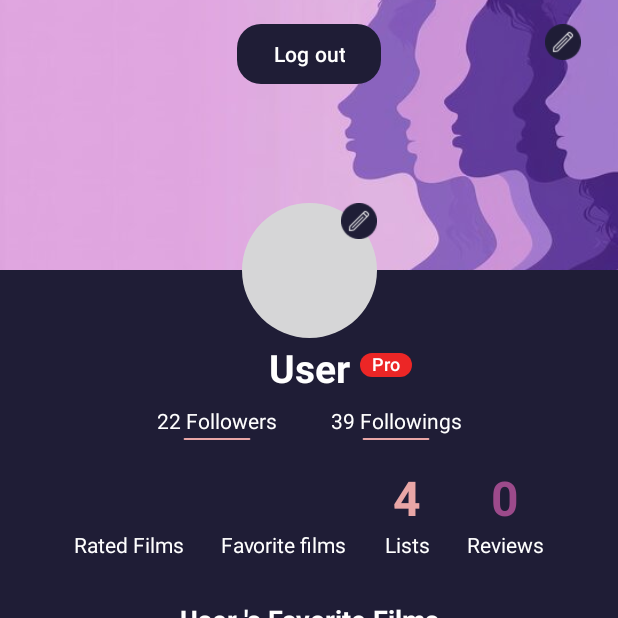
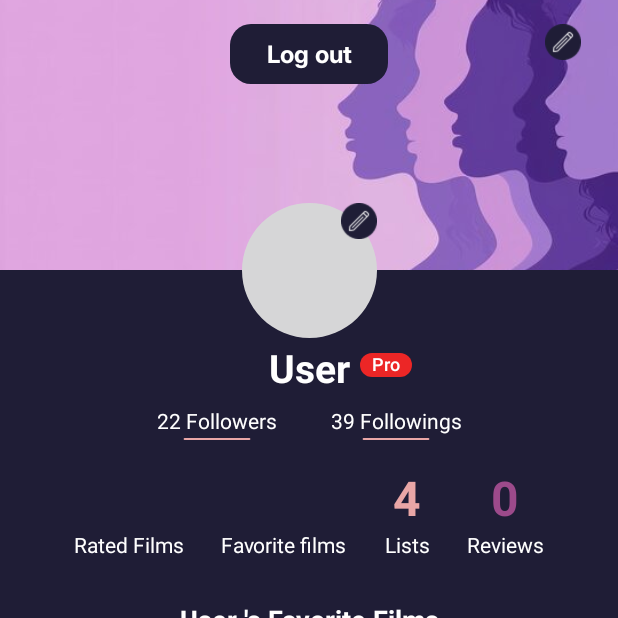
Before and after one commit to natigw/Letterboxn, an Android app: the ProfileFragment screen opened through its navigation route, on a phone screen of 412 x 824 dp, the top half of it. Run offline under Robolectric (Android 15) with nearby library versions, the phone set to English and light mode, and no system bars; our stand-ins replace Dagger/Hilt's generated code, Firebase (no records; nobody signed in at launch, a user with empty details on screens opened directly), Room's generated code, Shimmer, navigation-ui; network calls fail; pictures from the network do not load; 8 statements that could not run were skipped.

Commit message:
small changes in ui

```diff
--- /dev/null
+++ b/app/src/main/java/com/example/letterboxn/data/remote/model/temp/EventFav.kt
@@ -0,0 +1,6 @@
+package com.example.letterboxn.data.remote.model.temp
+
+
+import com.google.gson.annotations.SerializedName
+
+class EventFav : ArrayList<EventFavItem>()
--- a/app/src/main/java/com/example/letterboxn/presentation/ui/fragments/profile/ProfileFragment.kt
+++ b/app/src/main/java/com/example/letterboxn/presentation/ui/fragments/profile/ProfileFragment.kt
@@ -96,13 +96,14 @@ class ProfileFragment : BaseFragment<FragmentProfileBinding>(FragmentProfileBind
     }
 
     private val cameraPermissionRequestCode = 100
-    private val maxDeniedCount = 3
+    private val maxDeniedCount = 2
 
     private lateinit var takePictureLauncher: ActivityResultLauncher<Void?>
 
+
     private lateinit var username: String
 
-    val reviewsToDelete = mutableListOf<ReviewEntity>()
+    private val reviewsToDelete = mutableListOf<ReviewEntity>()
 
     override fun onCreate(savedInstanceState: Bundle?) {
         super.onCreate(savedInstanceState)
@@ -683,7 +684,7 @@ class ProfileFragment : BaseFragment<FragmentProfileBinding>(FragmentProfileBind
                 resetDeniedCount()
             } else {
                 incrementDeniedCount()
-                if (getDeniedCount() >= maxDeniedCount) {
+                if (getDeniedCount() > maxDeniedCount) {
                     showPermissionSettingsDialog()
                 }
             }
--- a/app/src/main/res/layout/fragment_profile.xml
+++ b/app/src/main/res/layout/fragment_profile.xml
@@ -36,13 +36,15 @@
             app:layout_constraintStart_toStartOf="parent"
             app:layout_constraintTop_toTopOf="parent" />
 
-        <Button
+        <com.google.android.material.button.MaterialButton
             android:id="@+id/buttonLogoutProfile"
             android:layout_width="wrap_content"
             android:layout_height="wrap_content"
             android:layout_marginTop="12dp"
+            android:fontFamily="@font/inter_bold"
             android:text="@string/log_out"
-            app:cornerRadius="16dp"
+            android:textSize="16sp"
+            app:cornerRadius="@dimen/letterboxn_large_button_corner_radius"
             app:layout_constraintEnd_toStartOf="@+id/guidelineProfile2"
             app:layout_constraintStart_toStartOf="@+id/guidelineProfile1"
             app:layout_constraintTop_toTopOf="parent" />
```
Also changed, not shown: app/src/main/java/com/example/letterboxn/data/remote/model/temp/EventFavItem.kt (added, +31 -0 lines), app/src/main/java/com/example/letterboxn/data/remote/model/temp/VenueLike.kt (added, +9 -0 lines).
